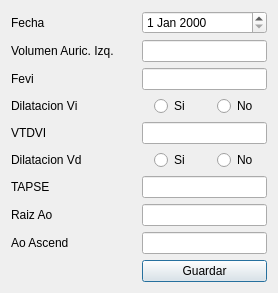
Old version of the form ecodialog.ui in the repository iyustlop/valvulares.
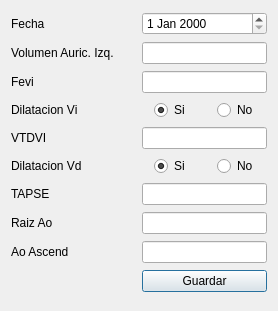
New version of the form.

Commit message: Modificado el comportamiento de los radiobuttons

Patch:
```diff
--- a/ecodialog.ui
+++ b/ecodialog.ui
@@ -7,7 +7,7 @@
     <x>0</x>
     <y>0</y>
     <width>278</width>
-    <height>282</height>
+    <height>311</height>
    </rect>
   </property>
   <property name="windowTitle">
@@ -109,6 +109,12 @@
        <property name="text">
         <string>Si</string>
        </property>
+       <property name="checked">
+        <bool>true</bool>
+       </property>
+       <property name="autoExclusive">
+        <bool>false</bool>
+       </property>
       </widget>
      </item>
      <item alignment="Qt::AlignHCenter">
@@ -127,6 +133,12 @@
        <property name="text">
         <string>Si</string>
        </property>
+       <property name="checked">
+        <bool>true</bool>
+       </property>
+       <property name="autoExclusive">
+        <bool>false</bool>
+       </property>
       </widget>
      </item>
      <item alignment="Qt::AlignHCenter">
```
Left out of the diff: 6 changed lines with no effect on the pictures. The commit also changes 2 other files.
